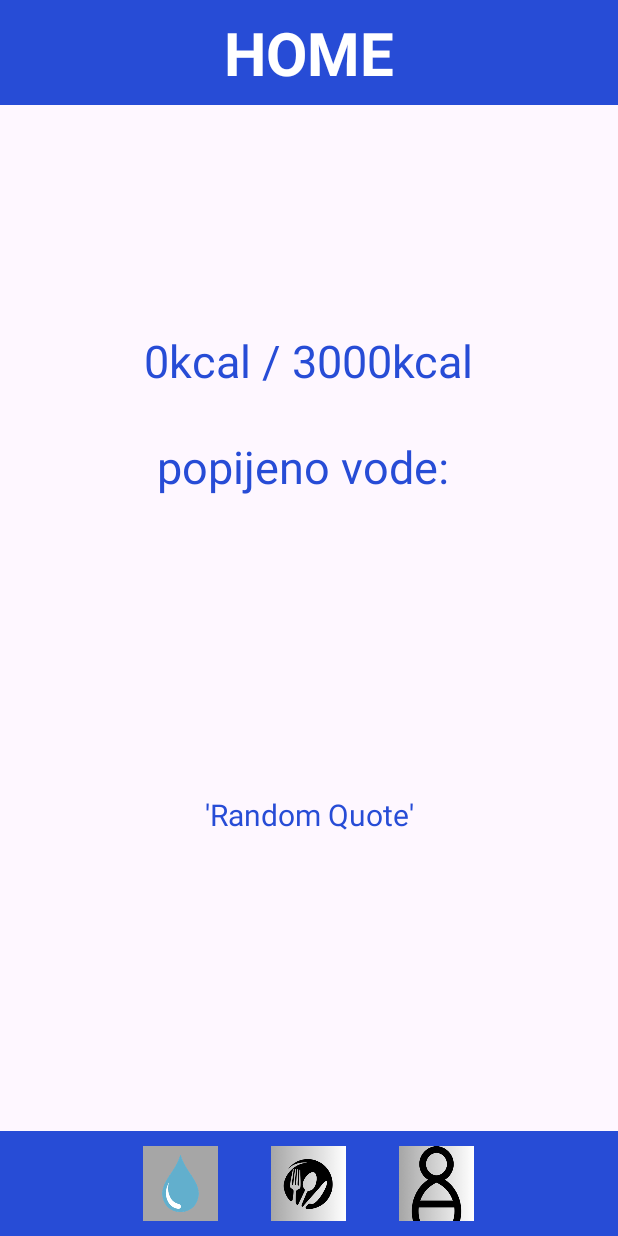
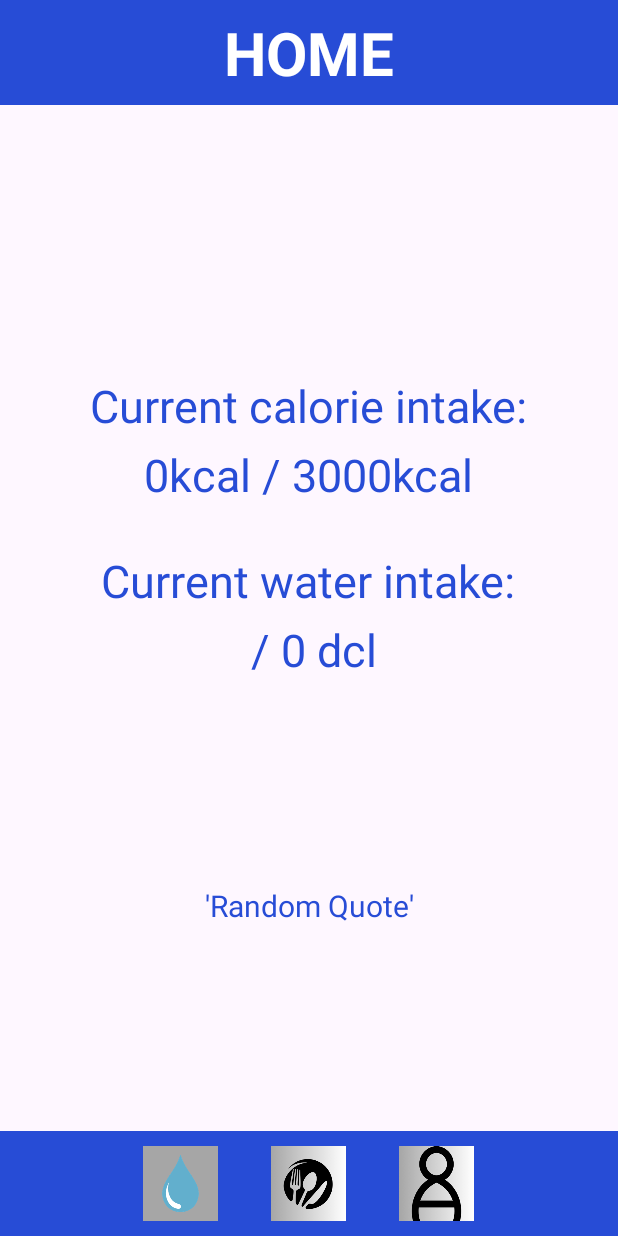
Before and after one commit to Sch1me/CalorieCalculator, an Android app: the screen it shows after launch (PocetnaActivity), on a phone screen of 412 x 824 dp. Run offline under Robolectric (Android 15) with nearby library versions, the phone set to English and light mode, and no system bars; our stand-ins replace Firebase (no records; nobody signed in at launch, a user with empty details on screens opened directly); 1 statement that could not run was skipped.

Commit message:
Water dio radi

```diff
--- a/app/src/main/java/com/example/caloriecalculator2/PocetnaActivity.kt
+++ b/app/src/main/java/com/example/caloriecalculator2/PocetnaActivity.kt
@@ -24,8 +24,11 @@ class PocetnaActivity : AppCompatActivity() {
         FirebaseDatabase.getInstance("https://caloriecalculator2-2cb5c-default-rtdb.europe-west1.firebasedatabase.app/").getReference("Goals").child("CalorieGoal")
     private val dataBase2: DatabaseReference =
         FirebaseDatabase.getInstance("https://caloriecalculator2-2cb5c-default-rtdb.europe-west1.firebasedatabase.app/").getReference("Goals").child("WaterGoal")
+    private val dataBaseWater: DatabaseReference =
+        FirebaseDatabase.getInstance("https://caloriecalculator2-2cb5c-default-rtdb.europe-west1.firebasedatabase.app/").getReference("Water")
 
-
+    var consumedWater : String = ""
+    var waterGoal : String = ""
     var Quotes = ArrayList<String>()
 
 
@@ -35,6 +38,20 @@ class PocetnaActivity : AppCompatActivity() {
         setContentView(binding.root)
 
 
+
+//ucitava podatke o popijenoj vodi
+        dataBaseWater.addValueEventListener(object : ValueEventListener{
+            override fun onDataChange(snapshot: DataSnapshot) {
+                consumedWater = snapshot.child("CurrentWater").getValue().toString()
+        //postavlja pocetni tekst o unesenoj vodi
+                binding.waterConsumedTextView.text = consumedWater + " / " + waterGoal + "0 dcl"
+            }
+
+            override fun onCancelled(error: DatabaseError) {
+                TODO("Not yet implemented")
+            }
+
+        })
 
 //prati promjenu podataka unutar baze podataka koja sadrzava Quotes
         dataBase.addValueEventListener(object : ValueEventListener {
@@ -46,7 +63,7 @@ class PocetnaActivity : AppCompatActivity() {
                 }
 
                 Quotes.addAll(a)
-                Toast.makeText(this@PocetnaActivity, Quotes.size.toString(), Toast.LENGTH_SHORT).show()
+              //  Toast.makeText(this@PocetnaActivity, Quotes.size.toString(), Toast.LENGTH_SHORT).show()
                 randomIndex = Random.nextInt(0,Quotes.size)
                 binding.quotesTxt.text = Quotes[randomIndex]
 
@@ -66,7 +83,6 @@ class PocetnaActivity : AppCompatActivity() {
                 try {
                     val calorieGoal: String = snapshot.child("CalorieGoal").getValue().toString()
 
-
                     binding.calorieNumberTextView.text ="trenutno"+"/" + calorieGoal + "kcal"
 
 
@@ -81,10 +97,8 @@ class PocetnaActivity : AppCompatActivity() {
         dataBase2.addValueEventListener(object :ValueEventListener{
             override fun onDataChange(snapshot: DataSnapshot) {
                 try {
-                    val currentWaterGoal : String = snapshot.child("WaterGoal").getValue().toString()
-
-                    binding.waterNumberTextView.text = "trenutno" + " / " + currentWaterGoal + " liters"
-
+                    waterGoal = snapshot.child("WaterGoal").getValue().toString()
+                    binding.waterConsumedTextView.text = consumedWater + " / " + waterGoal+"0" + "dcl"
                 }catch (_:Exception){}
             }
 
@@ -94,6 +108,7 @@ class PocetnaActivity : AppCompatActivity() {
 
 
         })
+
 
 
 //gumbovi za slajdanje dalje
--- a/app/src/main/res/layout/activity_pocetna.xml
+++ b/app/src/main/res/layout/activity_pocetna.xml
@@ -43,19 +43,40 @@
         android:gravity="center">
 
         <TextView
+            android:id="@+id/calorieIntakeTxt"
+            android:layout_width="wrap_content"
+            android:layout_height="wrap_content"
+            android:layout_marginTop="30dp"
+            android:text="Current calorie intake:"
+            android:textSize="30sp"
+            android:textColor="@color/blue"
+            />
+
+        <TextView
             android:id="@+id/calorieNumberTextView"
             android:layout_width="wrap_content"
             android:layout_height="wrap_content"
             android:text="0kcal / 3000kcal"
             android:textSize="30sp"
             android:textColor="@color/blue"
+            android:layout_marginTop="5dp"
             />
 
         <TextView
-            android:id="@+id/waterNumberTextView"
+            android:id="@+id/waterIntakeTxt"
             android:layout_width="wrap_content"
             android:layout_height="wrap_content"
             android:layout_marginTop="30dp"
+            android:text="Current water intake:"
+            android:textSize="30sp"
+            android:textColor="@color/blue"
+            />
+
+        <TextView
+            android:id="@+id/waterConsumedTextView"
+            android:layout_width="wrap_content"
+            android:layout_height="wrap_content"
+            android:layout_marginTop="5dp"
             android:text="popijeno vode: "
             android:textSize="30sp"
             android:textColor="@color/blue"
--- a/app/src/main/res/values/strings.xml
+++ b/app/src/main/res/values/strings.xml
@@ -8,4 +8,6 @@
     <string name="add_waterBtn">Add Water</string>
     <string name="progress_tabTxt">Progress Tab</string>
     <string name="foodHeadingTxt">FOOD</string>
+    <string name="AddingWaterHintText">Ammount of water you \n drank in dcl</string>
+    <string name="reset_water_intake_Btn_Text">Reset Water Intake</string>
 </resources>
```
Also changed, not shown: app/src/main/java/com/example/caloriecalculator2/WaterActivity.kt (+45 -26 lines), app/src/main/res/layout/activity_water.xml (+11 -19 lines), 1 other file.
